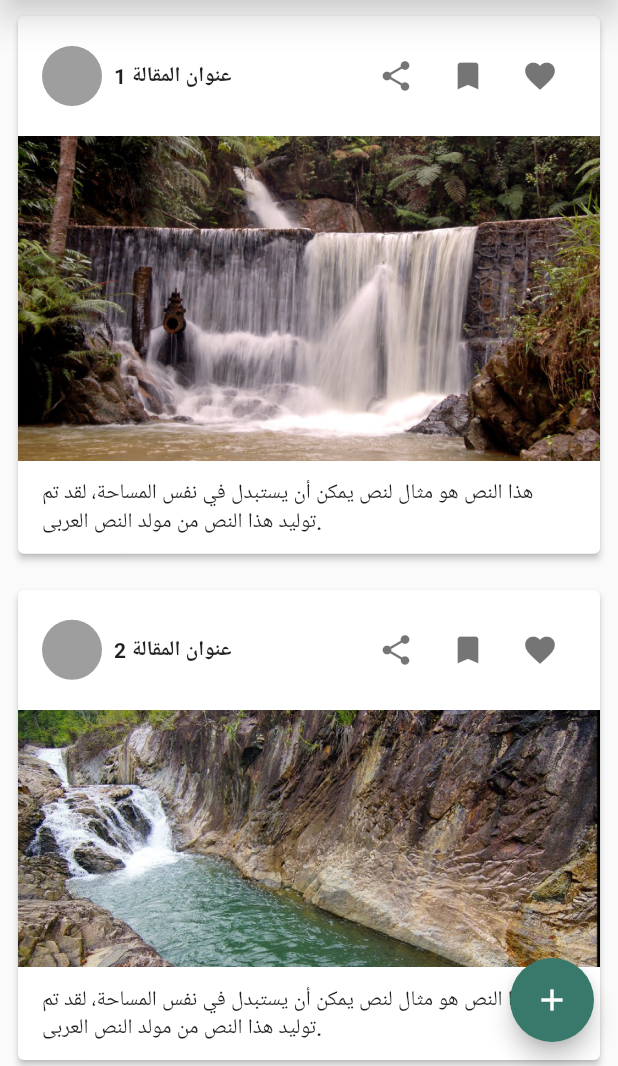
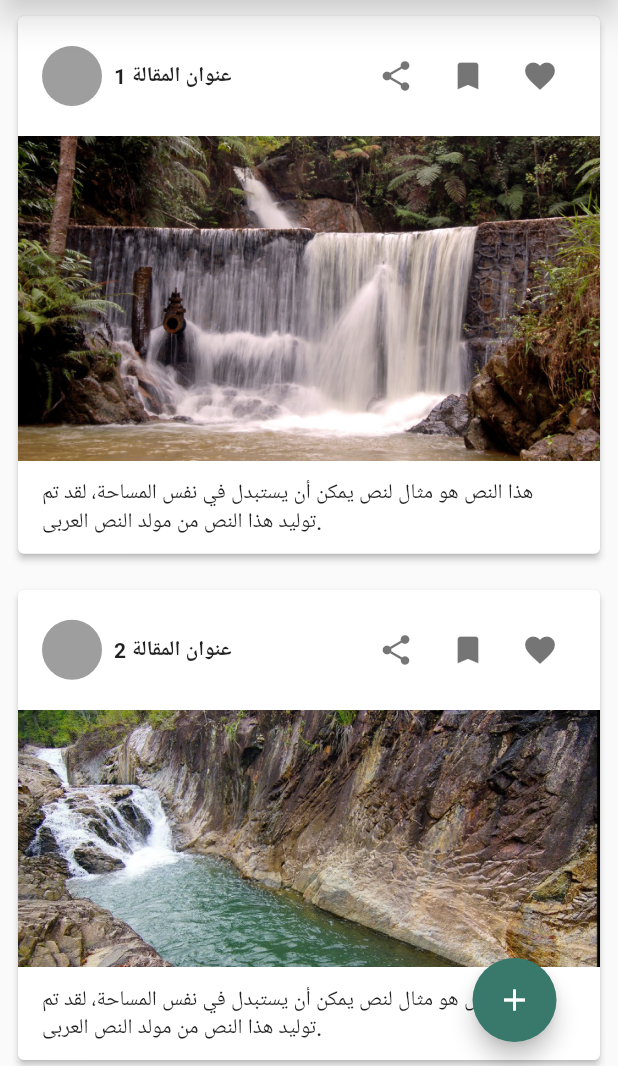
Before and after one commit to Ayman-Barghout/kortobaa_mobile_flutter_task, a Flutter app: the screen it shows after launch, on a phone screen of 412 x 824 dp, the part 170-1236 px from its top. Run offline on Flutter 3.47's test engine with Material 2 defaults, Android fonts, the phone set to English and light mode, and no system bars; our stand-ins replace device_preview, google_fonts; Roboto replaces fonts that are missing (Almarai).

Commit message:
refactored the home page with provider, FAB is now to the right

```diff
--- /dev/null
+++ b/lib/core/providers/home_page_provider.dart
@@ -0,0 +1,16 @@
+import 'package:flutter/foundation.dart';
+
+class HomePageProvider with ChangeNotifier {
+  HomePageProvider() : _index = 0;
+
+  int _index;
+  Map<int, String> _selection = {0: 'homepage', 1: 'account'};
+
+  int get index => _index;
+  Map<int, String> get selection => _selection;
+
+  set index(int index) {
+    _index = index;
+    notifyListeners();
+  }
+}
--- a/lib/ui/views/home_page.dart
+++ b/lib/ui/views/home_page.dart
@@ -1,4 +1,5 @@
 import 'package:flutter/material.dart';
+import 'package:kortobaa_mobile_flutter_task/core/providers/home_page_provider.dart';
 import 'package:kortobaa_mobile_flutter_task/core/services/localization/app_localizations.dart';
 import 'package:kortobaa_mobile_flutter_task/core/services/repository/posts_repository.dart';
 import 'package:kortobaa_mobile_flutter_task/core/services/repository/user_repository.dart';
@@ -7,45 +8,38 @@ import 'package:kortobaa_mobile_flutter_task/ui/views/account_view.dart';
 import 'package:kortobaa_mobile_flutter_task/ui/views/home_view.dart';
 import 'package:kortobaa_mobile_flutter_task/ui/widgets/app_drawer.dart';
 import 'package:kortobaa_mobile_flutter_task/ui/widgets/new_post_dialog.dart';
+import 'package:provider/provider.dart';
 
-class HomePage extends StatefulWidget {
-  const HomePage({Key key}) : super(key: key);
-
-  @override
-  _HomePageState createState() => _HomePageState();
-}
-
-class _HomePageState extends State<HomePage> with TickerProviderStateMixin {
-  TabController _controller;
-  String _selection;
-
-  void initState() {
-    super.initState();
-    _controller = new TabController(length: 2, vsync: this);
-    _selection = "homepage";
-    _controller.addListener(_handleSelection);
-  }
-
-  void _handleSelection() {
-    setState(() {
-      _selection = _controller.index == 0 ? "homepage" : "account";
-    });
-  }
-
+class HomePage extends StatelessWidget {
   @override
   Widget build(BuildContext context) {
     AppLocalizations localization = AppLocalizations.of(context);
-    return Scaffold(
+    return MultiProvider(
+      providers: [
+        ChangeNotifierProvider<HomePageProvider>(
+          create: (_) => HomePageProvider(),
+        ),
+      ],
+      child: Builder(builder: (context) {
+        HomePageProvider homePageProvider =
+            Provider.of<HomePageProvider>(context);
+        return DefaultTabController(
+          length: 2,
+          child: Scaffold(
             appBar: AppBar(
               elevation: 10,
               title: Text(
-          localization.translate(_selection),
+                localization.translate(
+                  homePageProvider.selection[homePageProvider.index],
+                ),
                 style: AppTextStyles.appTitleStyle,
               ),
               bottom: TabBar(
                 indicatorColor: Colors.white,
+                onTap: (index) {
+                  homePageProvider.index = index;
+                },
                 labelPadding: EdgeInsets.only(bottom: 17, top: 12),
-          controller: _controller,
                 tabs: <Widget>[
                   Text(
                     localization.translate('homepage'),
@@ -62,7 +56,6 @@ class _HomePageState extends State<HomePage> with TickerProviderStateMixin {
               child: AppDrawer(user: UserRepository.getUser()),
             ),
             body: TabBarView(
-        controller: _controller,
               children: <Widget>[
                 HomeView(
                   posts: PostsRepository.getPosts(),
@@ -72,9 +65,12 @@ class _HomePageState extends State<HomePage> with TickerProviderStateMixin {
                 ),
               ],
             ),
-      floatingActionButton:
-          _controller.index == 0 && !_controller.indexIsChanging
-              ? FloatingActionButton(
+            floatingActionButton: homePageProvider.index == 0
+                ? Padding(
+                    padding: EdgeInsets.only(right: 25),
+                    child: Align(
+                      alignment: Alignment.bottomRight,
+                      child: FloatingActionButton(
                         child: Icon(
                           Icons.add,
                         ),
@@ -83,8 +79,13 @@ class _HomePageState extends State<HomePage> with TickerProviderStateMixin {
                           builder: (ctx) => NewPostDialog(),
                         ),
                         backgroundColor: Theme.of(context).accentColor,
+                      ),
+                    ),
                   )
                 : null,
+          ),
+        );
+      }),
     );
   }
 }
--- a/pubspec.yaml
+++ b/pubspec.yaml
@@ -25,6 +25,8 @@ dependencies:
 
   google_fonts: ^0.2.0
   device_preview: ^0.2.6
+  provider: ^3.2.0
+
 
 
 dev_dependencies:
```
Also changed, not shown: pubspec.lock. Lines whose indentation alone changed are shown as unchanged.
